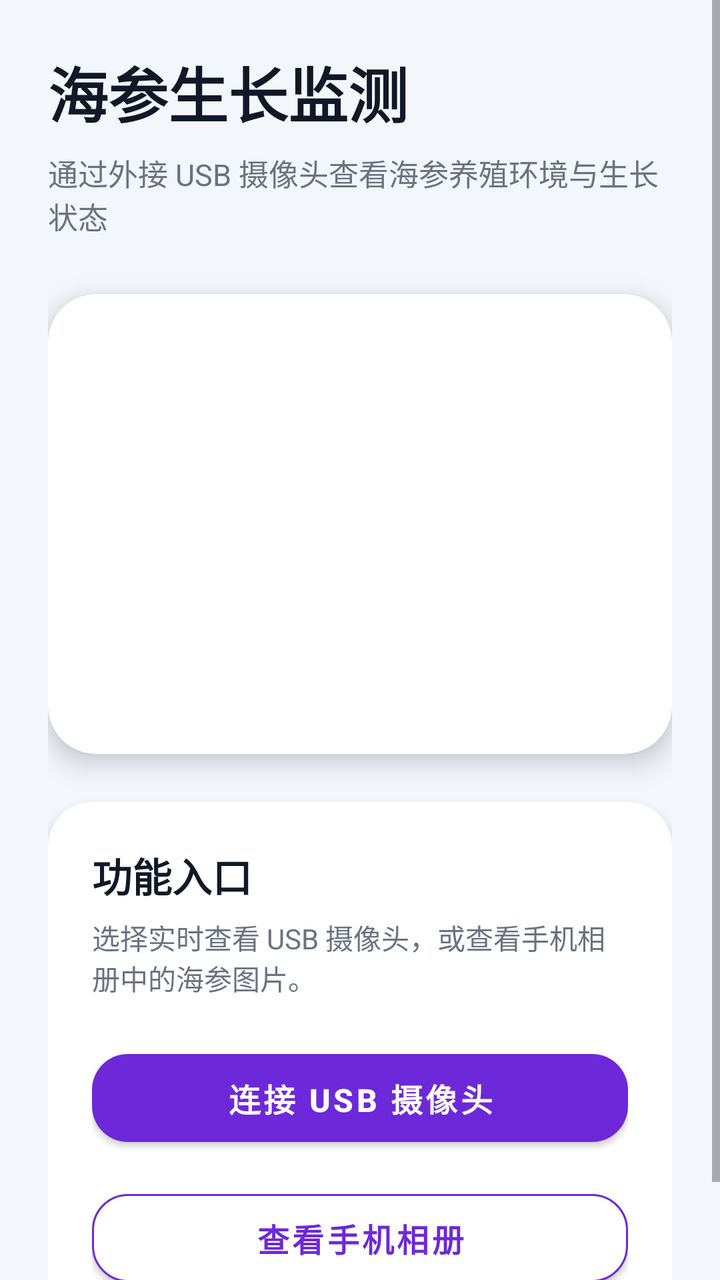
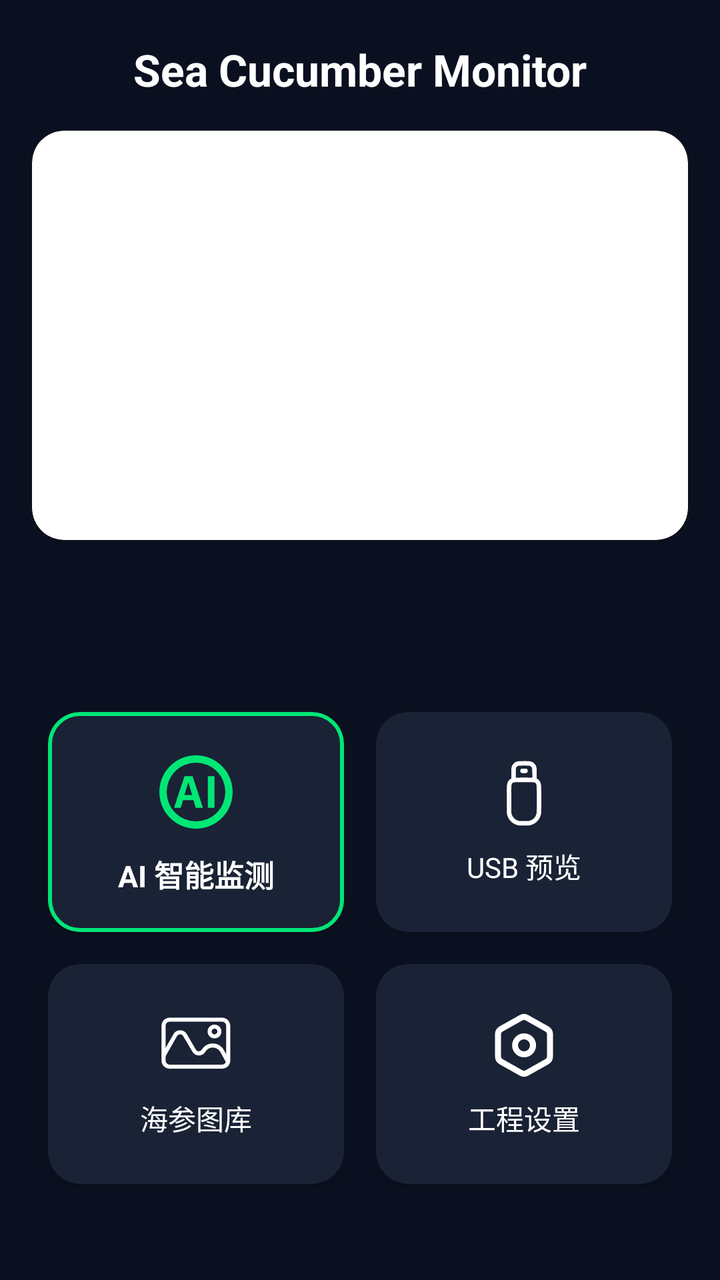

Compare the two renders of this Android layout. The source of the first and the diff that turns it into the second are given below.
<!-- AndroidManifest.xml: application theme Theme.MaterialComponents.Light.NoActionBar -->
<!-- res/layout/activity_main.xml -->
<?xml version="1.0" encoding="utf-8"?>
<ScrollView xmlns:android="http://schemas.android.com/apk/res/android"
    xmlns:app="http://schemas.android.com/apk/res-auto"
    android:layout_width="match_parent"
    android:layout_height="match_parent"
    android:background="#F3F6FB"
    android:fillViewport="true">

    <LinearLayout
        android:layout_width="match_parent"
        android:layout_height="wrap_content"
        android:orientation="vertical"
        android:padding="24dp">

        <TextView
            android:layout_width="match_parent"
            android:layout_height="wrap_content"
            android:text="海参生长监测"
            android:textColor="#111827"
            android:textSize="30sp"
            android:textStyle="bold" />

        <TextView
            android:layout_width="match_parent"
            android:layout_height="wrap_content"
            android:layout_marginTop="8dp"
            android:text="通过外接 USB 摄像头查看海参养殖环境与生长状态"
            android:textColor="#6B7280"
            android:textSize="15sp" />

        <com.google.android.material.card.MaterialCardView
            android:layout_width="match_parent"
            android:layout_height="230dp"
            android:layout_marginTop="28dp"
            app:cardCornerRadius="24dp"
            app:cardElevation="8dp">

            <FrameLayout
                android:layout_width="match_parent"
                android:layout_height="match_parent">

                <androidx.viewpager2.widget.ViewPager2
                    android:id="@+id/bannerPager"
                    android:layout_width="match_parent"
                    android:layout_height="match_parent" />

                <LinearLayout
                    android:id="@+id/indicatorLayout"
                    android:layout_width="wrap_content"
                    android:layout_height="wrap_content"
                    android:layout_gravity="bottom|center_horizontal"
                    android:layout_marginBottom="14dp"
                    android:orientation="horizontal" />

            </FrameLayout>

        </com.google.android.material.card.MaterialCardView>

        <com.google.android.material.card.MaterialCardView
            android:layout_width="match_parent"
            android:layout_height="wrap_content"
            android:layout_marginTop="24dp"
            app:cardBackgroundColor="#FFFFFF"
            app:cardCornerRadius="22dp"
            app:cardElevation="4dp">

            <LinearLayout
                android:layout_width="match_parent"
                android:layout_height="wrap_content"
                android:orientation="vertical"
                android:padding="22dp">

                <TextView
                    android:layout_width="match_parent"
                    android:layout_height="wrap_content"
                    android:text="功能入口"
                    android:textColor="#111827"
                    android:textSize="20sp"
                    android:textStyle="bold" />

                <TextView
                    android:layout_width="match_parent"
                    android:layout_height="wrap_content"
                    android:layout_marginTop="6dp"
                    android:text="选择实时查看 USB 摄像头，或查看手机相册中的海参图片。"
                    android:textColor="#6B7280"
                    android:textSize="14sp" />

                <com.google.android.material.button.MaterialButton
                    android:id="@+id/btnUsbCamera"
                    android:layout_width="match_parent"
                    android:layout_height="56dp"
                    android:layout_marginTop="22dp"
                    android:text="连接 USB 摄像头"
                    android:textSize="16sp"
                    android:textStyle="bold"
                    app:backgroundTint="#6D28D9"
                    app:cornerRadius="18dp" />

                <com.google.android.material.button.MaterialButton
                    android:id="@+id/btnGallery"
                    android:layout_width="match_parent"
                    android:layout_height="56dp"
                    android:layout_marginTop="14dp"
                    android:text="查看手机相册"
                    android:textColor="#6D28D9"
                    android:textSize="16sp"
                    android:textStyle="bold"
                    app:backgroundTint="#FFFFFF"
                    app:cornerRadius="18dp"
                    app:strokeColor="#6D28D9"
                    app:strokeWidth="1dp" />

            </LinearLayout>

        </com.google.android.material.card.MaterialCardView>

    </LinearLayout>

</ScrollView>
<!-- resources referenced by this layout -->
<resources>

</resources>

<!-- the commit's change to res/layout/activity_main.xml (unified diff, before → after) -->
@@ -1,120 +1,181 @@
 <?xml version="1.0" encoding="utf-8"?>
-<ScrollView xmlns:android="http://schemas.android.com/apk/res/android"
+<androidx.constraintlayout.widget.ConstraintLayout xmlns:android="http://schemas.android.com/apk/res/android"
     xmlns:app="http://schemas.android.com/apk/res-auto"
     android:layout_width="match_parent"
     android:layout_height="match_parent"
-    android:background="#F3F6FB"
-    android:fillViewport="true">
+    android:background="#0B1020">
 
-    <LinearLayout
+    <TextView
+        android:id="@+id/tvAppTitle"
+        android:layout_width="wrap_content"
+        android:layout_height="wrap_content"
+        android:layout_marginTop="20dp"
+        android:text="Sea Cucumber Monitor"
+        android:textColor="#FFFFFF"
+        android:textSize="22sp"
+        android:textStyle="bold"
+        app:layout_constraintEnd_toEndOf="parent"
+        app:layout_constraintStart_toStartOf="parent"
+        app:layout_constraintTop_toTopOf="parent" />
+
+    <com.google.android.material.card.MaterialCardView
+        android:id="@+id/cardBanner"
+        android:layout_width="match_parent"
+        android:layout_height="0dp"
+        android:layout_marginHorizontal="16dp"
+        android:layout_marginTop="16dp"
+        app:cardCornerRadius="16dp"
+        app:cardElevation="0dp"
+        app:layout_constraintHeight_percent="0.32"
+        app:layout_constraintTop_toBottomOf="@id/tvAppTitle">
+
+        <androidx.viewpager2.widget.ViewPager2
+            android:id="@+id/viewPagerBanner"
+            android:layout_width="match_parent"
+            android:layout_height="match_parent" />
+    </com.google.android.material.card.MaterialCardView>
+
+    <com.google.android.material.tabs.TabLayout
+        android:id="@+id/tabLayoutIndicator"
+        android:layout_width="wrap_content"
+        android:layout_height="12dp"
+        android:layout_marginTop="12dp"
+        android:background="@android:color/transparent"
+        app:layout_constraintEnd_toEndOf="parent"
+        app:layout_constraintStart_toStartOf="parent"
+        app:layout_constraintTop_toBottomOf="@id/cardBanner"
+        app:tabBackground="@drawable/selector_banner_dot"
+        app:tabGravity="center"
+        app:tabIndicatorHeight="0dp"
+        app:tabMaxWidth="12dp"
+        app:tabPaddingEnd="4dp"
+        app:tabPaddingStart="4dp"
+        app:tabRippleColor="@null" />
+
+    <GridLayout
         android:layout_width="match_parent"
         android:layout_height="wrap_content"
-        android:orientation="vertical"
-        android:padding="24dp">
-
-        <TextView
-            android:layout_width="match_parent"
-            android:layout_height="wrap_content"
-            android:text="海参生长监测"
-            android:textColor="#111827"
-            android:textSize="30sp"
-            android:textStyle="bold" />
-
-        <TextView
-            android:layout_width="match_parent"
-            android:layout_height="wrap_content"
-            android:layout_marginTop="8dp"
-            android:text="通过外接 USB 摄像头查看海参养殖环境与生长状态"
-            android:textColor="#6B7280"
-            android:textSize="15sp" />
+        android:layout_marginHorizontal="16dp"
+        android:layout_marginBottom="40dp"
+        android:columnCount="2"
+        android:rowCount="2"
+        app:layout_constraintBottom_toBottomOf="parent">
 
         <com.google.android.material.card.MaterialCardView
-            android:layout_width="match_parent"
-            android:layout_height="230dp"
-            android:layout_marginTop="28dp"
-            app:cardCornerRadius="24dp"
-            app:cardElevation="8dp">
-
-            <FrameLayout
+            android:id="@+id/cardAiMonitor"
+            android:layout_width="0dp"
+            android:layout_height="110dp"
+            android:layout_columnWeight="1"
+            android:layout_margin="8dp"
+            app:cardBackgroundColor="#1A2235"
+            app:cardCornerRadius="16dp"
+            app:strokeColor="#00E676"
+            app:strokeWidth="2dp">
+            <LinearLayout
                 android:layout_width="match_parent"
-                android:layout_height="match_parent">
-
-                <androidx.viewpager2.widget.ViewPager2
-                    android:id="@+id/bannerPager"
-                    android:layout_width="match_parent"
-                    android:layout_height="match_parent" />
-
-                <LinearLayout
-                    android:id="@+id/indicatorLayout"
+                android:layout_height="match_parent"
+                android:gravity="center"
+                android:orientation="vertical">
+                <ImageView
+                    android:layout_width="44dp"
+                    android:layout_height="44dp"
+                    android:src="@drawable/ic_ai"
+                    app:tint="#00E676" />
+                <TextView
                     android:layout_width="wrap_content"
                     android:layout_height="wrap_content"
-                    android:layout_gravity="bottom|center_horizontal"
-                    android:layout_marginBottom="14dp"
-                    android:orientation="horizontal" />
-
-            </FrameLayout>
-
+                    android:layout_marginTop="8dp"
+                    android:text="AI 智能监测"
+                    android:textColor="#FFFFFF"
+                    android:textSize="15sp"
+                    android:textStyle="bold" />
+            </LinearLayout>
         </com.google.android.material.card.MaterialCardView>
 
         <com.google.android.material.card.MaterialCardView
-            android:layout_width="match_parent"
-            android:layout_height="wrap_content"
-            android:layout_marginTop="24dp"
-            app:cardBackgroundColor="#FFFFFF"
-            app:cardCornerRadius="22dp"
-            app:cardElevation="4dp">
-
+            android:id="@+id/cardUsbPreview"
+            android:layout_width="0dp"
+            android:layout_height="110dp"
+            android:layout_columnWeight="1"
+            android:layout_margin="8dp"
+            app:cardBackgroundColor="#1A2235"
+            app:cardCornerRadius="16dp">
+            app:strokeColor="#00E676"
+            app:strokeWidth="2dp">
             <LinearLayout
                 android:layout_width="match_parent"
-                android:layout_height="wrap_content"
-                android:orientation="vertical"
-                android:padding="22dp">
-
+                android:layout_height="match_parent"
+                android:gravity="center"
+                android:orientation="vertical">
+                <ImageView
+                    android:layout_width="36dp"
+                    android:layout_height="36dp"
+                    android:src="@drawable/ic_usb"
+                    app:tint="#FFFFFF" />
                 <TextView
-                    android:layout_width="match_parent"
+                    android:layout_width="wrap_content"
                     android:layout_height="wrap_content"
-                    android:text="功能入口"
-                    android:textColor="#111827"
-                    android:textSize="20sp"
-                    android:textStyle="bold" />
-
-                <TextView
-                    android:layout_width="match_parent"
-                    android:layout_height="wrap_content"
-                    android:layout_marginTop="6dp"
-                    android:text="选择实时查看 USB 摄像头，或查看手机相册中的海参图片。"
-                    android:textColor="#6B7280"
+                    android:layout_marginTop="8dp"
+                    android:text="USB 预览"
+                    android:textColor="#FFFFFF"
                     android:textSize="14sp" />
-
-                <com.google.android.material.button.MaterialButton
-                    android:id="@+id/btnUsbCamera"
-                    android:layout_width="match_parent"
-                    android:layout_height="56dp"
-                    android:layout_marginTop="22dp"
-                    android:text="连接 USB 摄像头"
-                    android:textSize="16sp"
-                    android:textStyle="bold"
-                    app:backgroundTint="#6D28D9"
-                    app:cornerRadius="18dp" />
-
-                <com.google.android.material.button.MaterialButton
-                    android:id="@+id/btnGallery"
-                    android:layout_width="match_parent"
-                    android:layout_height="56dp"
-                    android:layout_marginTop="14dp"
-                    android:text="查看手机相册"
-                    android:textColor="#6D28D9"
-                    android:textSize="16sp"
-                    android:textStyle="bold"
-                    app:backgroundTint="#FFFFFF"
-                    app:cornerRadius="18dp"
-                    app:strokeColor="#6D28D9"
-                    app:strokeWidth="1dp" />
-
             </LinearLayout>
-
         </com.google.android.material.card.MaterialCardView>
 
-    </LinearLayout>
+        <com.google.android.material.card.MaterialCardView
+            android:id="@+id/cardGallery"
+            android:layout_width="0dp"
+            android:layout_height="110dp"
+            android:layout_columnWeight="1"
+            android:layout_margin="8dp"
+            app:cardBackgroundColor="#1A2235"
+            app:cardCornerRadius="16dp">
+            <LinearLayout
+                android:layout_width="match_parent"
+                android:layout_height="match_parent"
+                android:gravity="center"
+                android:orientation="vertical">
+                <ImageView
+                    android:layout_width="36dp"
+                    android:layout_height="36dp"
+                    android:src="@drawable/ic_photos"
+                    app:tint="#FFFFFF" />
+                <TextView
+                    android:layout_width="wrap_content"
+                    android:layout_height="wrap_content"
+                    android:layout_marginTop="8dp"
+                    android:text="海参图库"
+                    android:textColor="#FFFFFF"
+                    android:textSize="14sp" />
+            </LinearLayout>
+        </com.google.android.material.card.MaterialCardView>
 
-</ScrollView>
+        <com.google.android.material.card.MaterialCardView
+            android:id="@+id/cardSettings"
+            android:layout_width="0dp"
+            android:layout_height="110dp"
+            android:layout_columnWeight="1"
+            android:layout_margin="8dp"
+            app:cardBackgroundColor="#1A2235"
+            app:cardCornerRadius="16dp">
+            <LinearLayout
+                android:layout_width="match_parent"
+                android:layout_height="match_parent"
+                android:gravity="center"
+                android:orientation="vertical">
+                <ImageView
+                    android:layout_width="36dp"
+                    android:layout_height="36dp"
+                    android:src="@drawable/ic_setting"
+                    app:tint="#FFFFFF" />
+                <TextView
+                    android:layout_width="wrap_content"
+                    android:layout_height="wrap_content"
+                    android:layout_marginTop="8dp"
+                    android:text="工程设置"
+                    android:textColor="#FFFFFF"
+                    android:textSize="14sp" />
+            </LinearLayout>
+        </com.google.android.material.card.MaterialCardView>
+    </GridLayout>
+</androidx.constraintlayout.widget.ConstraintLayout>
<!-- resource entries referenced after the edit -->
@@ -1,5 +1,45 @@
 <!-- resources referenced by this layout -->
 <resources>
-
+  <!-- drawable ic_ai (drawable) -->
+  <vector xmlns:android="http://schemas.android.com/apk/res/android"
+      android:width="200dp"
+      android:height="200dp"
+      android:viewportWidth="1024"
+      android:viewportHeight="1024">
+    <path
+        android:pathData="M512,85.33c235.65,0 426.67,191.02 426.67,426.67s-191.02,426.67 -426.67,426.67S85.33,747.65 85.33,512 276.35,85.33 512,85.33zM512,170.67a341.33,341.33 0,1 0,0 682.67,341.33 341.33,0 0,0 0,-682.67zM471.59,327.25l121.86,369.71h-83.97l-27.05,-89.69L361.9,607.27l-27.65,89.69L256,696.96L378.45,327.25h93.14zM727.81,327.25v369.71h-78.55L649.26,327.25h78.51zM424.45,402.82L420.69,402.82l-43.31,144.64h89.9L424.45,402.77z"
+        android:fillColor="#333333"/>
+  </vector>
+  <!-- drawable ic_photos (drawable) -->
+  <vector android:autoMirrored="true" android:height="200dp"
+      android:viewportHeight="1024" android:viewportWidth="1024"
+      android:width="200dp" xmlns:android="http://schemas.android.com/apk/res/android">
+      <path android:fillColor="#4C4C4C" android:pathData="M949.25,772.1l-91.14,-164.86c-21.5,-38.91 -61.44,-62.46 -105.47,-63.49 -45.06,0 -84.99,21.5 -107.52,60.42 -19.46,32.77 -53.25,52.22 -91.14,52.22H552.96c-37.89,0 -71.68,-19.46 -91.14,-52.22L329.73,380.93c-9.22,-16.38 -25.6,-25.6 -44.03,-25.6 -18.43,0 -34.82,10.24 -44.03,25.6L76.8,671.74l-50.18,-28.67 164.86,-289.79c19.46,-34.82 55.3,-55.3 94.21,-55.3 39.94,-1.02 75.78,19.46 95.23,54.27L509.95,573.44c9.22,15.36 24.58,23.55 41.98,23.55 17.41,0 32.77,-9.22 41.98,-23.55 33.79,-56.32 93.18,-89.09 158.72,-88.06 65.54,1.02 123.9,35.84 155.65,93.18l91.14,164.86 -50.18,28.67z"/>
+      <path android:fillColor="#4C4C4C" android:pathData="M882.69,844.8H138.24c-64.51,0 -116.74,-52.22 -116.74,-116.74V234.5c0,-64.51 52.22,-116.74 116.74,-116.74h744.45c64.51,0 116.74,52.22 116.74,116.74v493.57c0,64.51 -52.22,116.74 -116.74,116.74zM138.24,176.13c-31.74,0 -58.37,26.62 -58.37,58.37v493.57c0,31.74 26.62,58.37 58.37,58.37h744.45c31.74,0 58.37,-26.62 58.37,-58.37V234.5c0,-31.74 -26.62,-58.37 -58.37,-58.37H138.24z"/>
+      <path android:fillColor="#FFA028" android:pathData="M775.17,413.7c-54.27,0 -98.3,-44.03 -98.3,-98.3s44.03,-98.3 98.3,-98.3 98.3,44.03 98.3,98.3 -44.03,98.3 -98.3,98.3zM775.17,274.43c-22.53,0 -40.96,18.43 -40.96,40.96s18.43,40.96 40.96,40.96 40.96,-18.43 40.96,-40.96 -18.43,-40.96 -40.96,-40.96z"/>
+  </vector>
+  <!-- drawable ic_setting (drawable) -->
+  <vector android:autoMirrored="true" android:height="200dp"
+      android:viewportHeight="1024" android:viewportWidth="1024"
+      android:width="200dp" xmlns:android="http://schemas.android.com/apk/res/android">
+      <path android:fillColor="#000000" android:pathData="M449.19,82.35a128,128 0,0 1,125.61 0l284.16,160a128,128 0,0 1,65.19 111.53v316.25a128,128 0,0 1,-65.19 111.53l-284.16,160a128,128 0,0 1,-125.61 0l-284.16,-160a128,128 0,0 1,-65.19 -111.53L99.84,353.88A128,128 0,0 1,165.03 242.35zM532.95,156.76a42.67,42.67 0,0 0,-41.9 0L206.93,316.71a42.67,42.67 0,0 0,-21.76 37.16v316.25a42.67,42.67 0,0 0,21.76 37.16l284.16,160a42.67,42.67 0,0 0,41.9 0l284.16,-160a42.67,42.67 0,0 0,21.76 -37.16L838.91,353.88a42.67,42.67 0,0 0,-21.76 -37.16zM512,341.33a170.67,170.67 0,1 1,0 341.33,170.67 170.67,0 0,1 0,-341.33zM512,426.67a85.33,85.33 0,1 0,0 170.67,85.33 85.33,0 0,0 0,-170.67z"/>
+  </vector>
+  <!-- drawable ic_usb: vector/xml drawable (drawable, 2179 chars, omitted) -->
+  <!-- drawable selector_banner_dot (drawable) -->
+  <?xml version="1.0" encoding="utf-8"?>
+  <selector xmlns:android="http://schemas.android.com/apk/res/android">
+      <item android:state_selected="true">
+          <shape android:shape="oval">
+              <solid android:color="#00E676"/>
+              <size android:width="8dp" android:height="8dp"/>
+          </shape>
+      </item>
+      <item android:state_selected="false">
+          <shape android:shape="oval">
+              <solid android:color="#80FFFFFF"/>
+              <size android:width="8dp" android:height="8dp"/>
+          </shape>
+      </item>
+  </selector>
 </resources>
 
